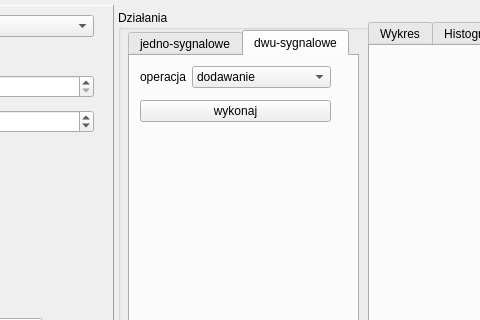
First picture: the form in gui/gui_design.ui, repository kwisnia/sygnaly, before the edit; both pictures show x 262 to 742 and y 0 to 320 of the 1200 by 820 pixel window.
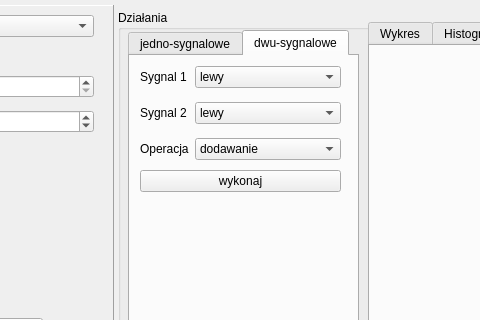
Second picture: the form after the edit. The open tabs and pages were chosen to show the change.

Patch:
```diff
--- a/gui/gui_design.ui
+++ b/gui/gui_design.ui
@@ -1681,30 +1681,98 @@
       <attribute name="title">
        <string>dwu-sygnalowe</string>
       </attribute>
+      <widget class="QWidget" name="verticalLayoutWidget">
+       <property name="geometry">
+        <rect>
+         <x>10</x>
+         <y>110</y>
+         <width>201</width>
+         <height>31</height>
+        </rect>
+       </property>
+       <layout class="QVBoxLayout" name="dzialaniaDwuWykonajLayout">
+        <item>
+         <widget class="QPushButton" name="dzialaniaDwuWykonajButton">
+          <property name="text">
+           <string>wykonaj</string>
+          </property>
+         </widget>
+        </item>
+       </layout>
+      </widget>
       <widget class="QWidget" name="formLayoutWidget_3">
        <property name="geometry">
         <rect>
          <x>10</x>
          <y>10</y>
-         <width>191</width>
-         <height>22</height>
+         <width>201</width>
+         <height>101</height>
         </rect>
        </property>
        <layout class="QFormLayout" name="dzialaniaDwuLayout">
         <property name="verticalSpacing">
-         <number>15</number>
+         <number>14</number>
         </property>
         <item row="0" column="0">
+         <widget class="QLabel" name="sygnal1DwuLabel">
+          <property name="text">
+           <string>Sygnal 1</string>
+          </property>
+         </widget>
+        </item>
+        <item row="0" column="1">
+         <widget class="QComboBox" name="sygnal1DwuComboBox">
+          <item>
+           <property name="text">
+            <string>lewy</string>
+           </property>
+          </item>
+          <item>
+           <property name="text">
+            <string>prawy</string>
+           </property>
+          </item>
+          <item>
+           <property name="text">
+            <string>wynikowy</string>
+           </property>
+          </item>
+         </widget>
+        </item>
+        <item row="1" column="0">
+         <widget class="QLabel" name="sygnal2DwuLabel">
+          <property name="text">
+           <string>Sygnal 2</string>
+          </property>
+         </widget>
+        </item>
+        <item row="1" column="1">
+         <widget class="QComboBox" name="sygnal2DwuComboBox">
+          <item>
+           <property name="text">
+            <string>lewy</string>
+           </property>
+          </item>
+          <item>
+           <property name="text">
+            <string>prawy</string>
+           </property>
+          </item>
+          <item>
+           <property name="text">
+            <string>wynikowy</string>
+           </property>
+          </item>
+         </widget>
+        </item>
+        <item row="2" column="0">
          <widget class="QLabel" name="operacjaDwuLabel">
           <property name="text">
-           <string>operacja</string>
-          </property>
-          <property name="buddy">
-           <cstring>operacjaDwuComboBox</cstring>
+           <string>Operacja</string>
           </property>
          </widget>
         </item>
-        <item row="0" column="1">
+        <item row="2" column="1">
          <widget class="QComboBox" name="operacjaDwuComboBox">
           <item>
            <property name="text">
@@ -1740,25 +1808,6 @@
         </item>
        </layout>
       </widget>
-      <widget class="QWidget" name="verticalLayoutWidget">
-       <property name="geometry">
-        <rect>
-         <x>10</x>
-         <y>40</y>
-         <width>191</width>
-         <height>31</height>
-        </rect>
-       </property>
-       <layout class="QVBoxLayout" name="dzialaniaDwuWykonajLayout">
-        <item>
-         <widget class="QPushButton" name="dzialaniaDwuWykonajButton">
-          <property name="text">
-           <string>wykonaj</string>
-          </property>
-         </widget>
-        </item>
-       </layout>
-      </widget>
      </widget>
     </widget>
    </widget>
```
Left out of the diff: 18 changed lines with no effect on the pictures.
